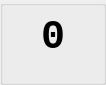
Qt form src/gui/ValueDock.ui (eringerli/QtOpenGuidance) before a commit.
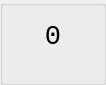
The same form after that commit.

Commit message: value docks: moved toJSON()/fromJSON() to base class, default font 30->20pt

Diff of the .ui file:
```diff
--- a/src/gui/ValueDock.ui
+++ b/src/gui/ValueDock.ui
@@ -46,9 +46,9 @@
      <property name="font">
       <font>
        <family>Monospace</family>
-       <pointsize>30</pointsize>
-       <weight>75</weight>
-       <bold>true</bold>
+       <pointsize>20</pointsize>
+       <weight>50</weight>
+       <bold>false</bold>
       </font>
      </property>
      <property name="focusPolicy">
```
The commit also changes 8 other files.
